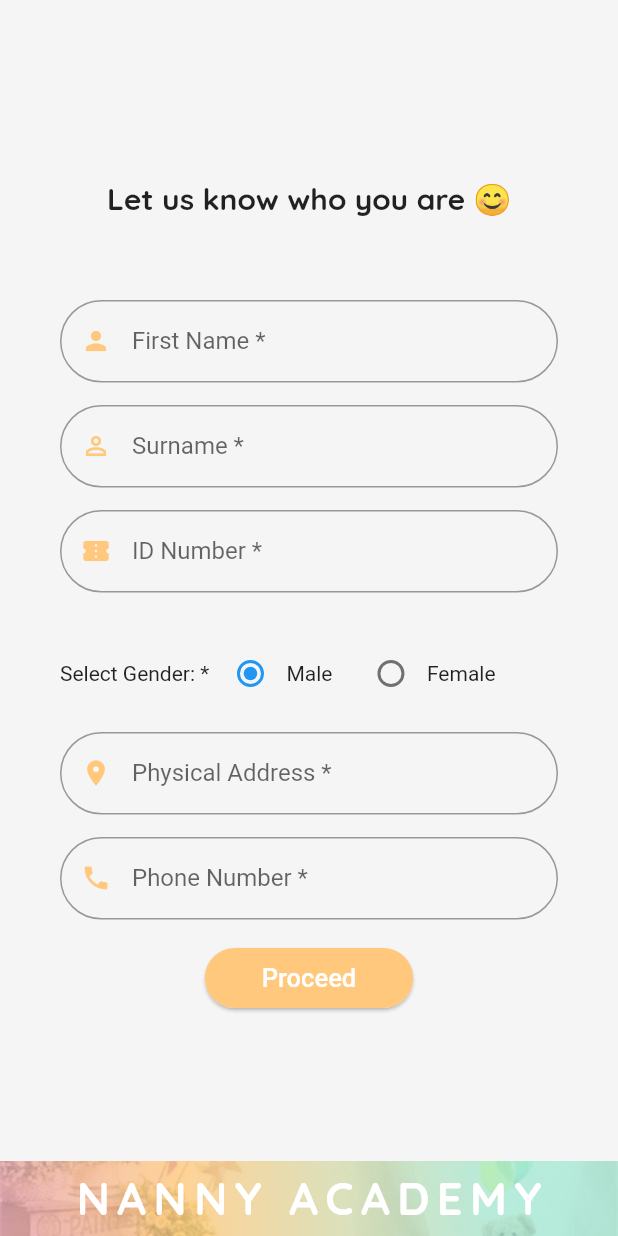
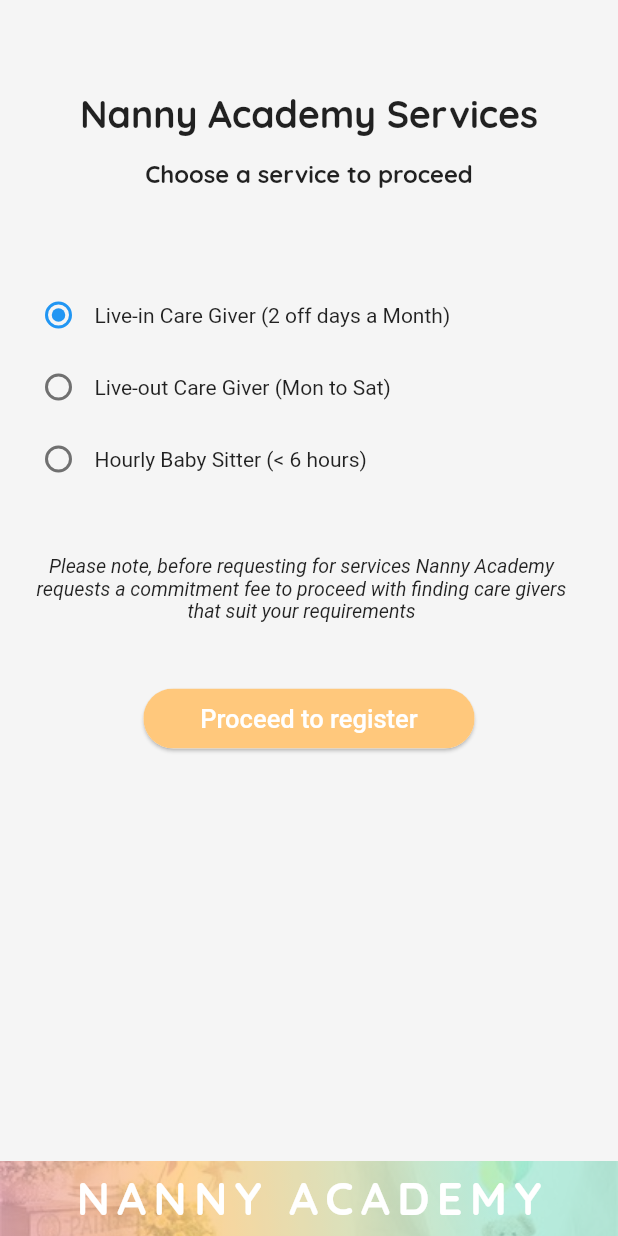
Before and after one commit to keptac/nannyacademy, a Flutter app: the RegistrationOptions screen opened directly, after a tap on "Client", on a phone screen of 412 x 824 dp. Run offline on Flutter 3.47's test engine with Material 2 defaults, Android fonts, the phone set to English and light mode, and no system bars; our stand-ins replace cloud_firestore, expansion_tile_card, firebase_auth, firebase_core, flutter_spinkit, image_picker and 2 more; missing offline and left inert: flutter_rounded_date_picker; accounts and stored records are empty.

Commit message:
Adds services options on registration

```diff
--- a/lib/employees/employeeRegistration.dart
+++ b/lib/employees/employeeRegistration.dart
@@ -6,6 +6,8 @@
 import 'dart:async';
 import 'package:flutter_rounded_date_picker/rounded_picker.dart';
 import 'package:nannyacademy/widgets/bottomSheet.dart';
+
+
 
 class EmployeeRegistration extends StatefulWidget {
   @override
@@ -62,6 +64,8 @@
         'employee',
       );
     });
+
+    //TODO: Route to upload KYC page the to PasswordCreation()
 
     Navigator.push(
       context,
@@ -176,7 +180,7 @@
         child: ListView(
           padding: EdgeInsets.only(top: 60),
           children: <Widget>[
-            SizedBox(height: 25),
+            SizedBox(height: 20),
             Center(
               child: Text(
                 'Apply to Nanny Academy Training',
@@ -186,7 +190,7 @@
                     fontFamily: 'Quicksand'),
               ),
             ),
-            SizedBox(height: 15),
+            // SizedBox(height: 15),
             SizedBox(
               width: 10,
               height: 35,
--- /dev/null
+++ b/lib/employers/servicesOffered.dart
@@ -0,0 +1,133 @@
+import 'package:flutter/material.dart';
+import 'package:nannyacademy/employers/employerRegistration.dart';
+import 'package:nannyacademy/widgets/bottomSheet.dart';
+
+class ServicesOffered extends StatefulWidget {
+  @override
+  State<StatefulWidget> createState() => _ServicesOfferedState();
+}
+
+class _ServicesOfferedState extends State<ServicesOffered> {
+
+  String _serviceOption = 'Live-in (2 off days)';
+  int group = 1;
+
+  @override
+  Widget build(BuildContext context) {
+    return Scaffold(
+      backgroundColor: Colors.grey[100],
+      bottomSheet: KyBottomSheet(),
+      body: Center(
+        child: ListView(
+          padding: EdgeInsets.only(top: 60),
+          children: <Widget>[
+            Center(
+              child: Text(
+                'Nanny Academy Services',
+                style: TextStyle(
+                  fontSize: 25,
+                  fontWeight: FontWeight.bold,
+                  fontFamily: 'Quicksand',
+                ),
+              ),
+            ),
+            SizedBox(height: 15),
+            Center(
+              child: Text(
+                'Choose a service to proceed',
+                style: TextStyle(
+                    fontSize: 16,
+                    fontWeight: FontWeight.bold,
+                    fontFamily: 'Quicksand'),
+              ),
+            ),
+
+            SizedBox(height: 60),
+
+            Row(
+              children: <Widget>[
+                SizedBox(width: 15.0),
+                Radio(
+                  value: 1,
+                  groupValue: group,
+                  onChanged: (T) {
+                    setState(() {
+                      group = T;
+                      _serviceOption = 'Live-in (2 off days) ';
+                    });
+                  },
+                ),
+                Text('Live-in Care Giver (2 off days a Month)'),
+              ],
+            ),
+            Row(
+              children: <Widget>[
+                SizedBox(width: 15.0),
+                Radio(
+                  groupValue: group,
+                  value: 2,
+                  onChanged: (T) {
+                    setState(() {
+                      group = T;
+                      _serviceOption = 'Live-out (Mon to Sat)';
+                    });
+                  },
+                ),
+                Text('Live-out Care Giver (Mon to Sat)'),
+              ],
+            ),
+            Row(
+              children: <Widget>[
+                SizedBox(width: 15.0),
+                Radio(
+                  groupValue: group,
+                  value: 2,
+                  onChanged: (T) {
+                    setState(() {
+                      group = T;
+                      _serviceOption = 'Hourly (< 6 hours)';
+                    });
+                  },
+                ),
+                Text('Hourly Baby Sitter (< 6 hours)'),
+              ],
+            ),
+
+            SizedBox(height: 40),
+
+            Container(
+              margin: EdgeInsets.only(left:20, right:30),
+              child: Text(
+                'Please note, before requesting for services Nanny Academy requests a commitment fee to proceed with finding care givers that suit your requirements',
+                textAlign: TextAlign.center,
+                style: TextStyle(
+                  fontStyle: FontStyle.italic,
+                  fontSize: 13,
+                ),
+              ),
+            ),
+
+
+            SizedBox(height: 40),
+         Center(
+            child: ActionChip(
+              padding: EdgeInsets.only(left: 30, right: 30, top: 10, bottom: 10),
+              label: Text(
+                'Proceed to register',
+                style: TextStyle(color: Colors.white, fontSize: 17),
+              ),
+              onPressed:  () {
+                print(_serviceOption);
+               Navigator.push(
+               context, MaterialPageRoute(builder: (context) => EmployerRegistration()));
+             },
+              backgroundColor: Color.fromRGBO(255, 200, 124, 1),
+              elevation: 1,
+              ),
+            ),
+          ],
+        ),
+      ),
+    );
+  }
+}
--- a/lib/registrationOption.dart
+++ b/lib/registrationOption.dart
@@ -1,6 +1,6 @@
 import 'package:flutter/material.dart';
-import 'package:nannyacademy/employers/employerRegistration.dart';
 import 'package:nannyacademy/employees/employeeRegistration.dart';
+import 'package:nannyacademy/employers/servicesOffered.dart';
 import 'package:nannyacademy/widgets/bottomSheet.dart';
 
 class RegistrationOptions extends StatelessWidget {
@@ -71,7 +71,7 @@
                   _optionButton(context, 'Care giver', EmployeeRegistration(),
                       Color.fromRGBO(233, 166, 184, 1)),
                   // SizedBox(width: 10),
-                  _optionButton(context, 'Client', EmployerRegistration(),
+                  _optionButton(context, 'Client', ServicesOffered(),
                       Color.fromRGBO(255, 200, 124, 1)),
                 ],
               ),
```
